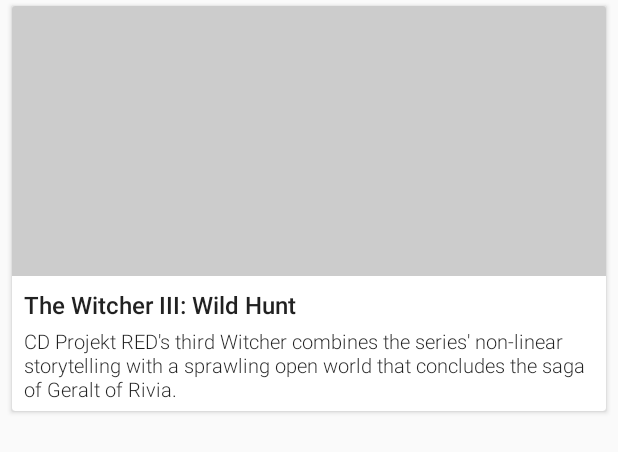
After one commit to nazzko/AndroidDevelopment, an Android app: the layout item_favorite.xml on its own in the app's theme, with its tools: preview values and no code run, on a phone screen of 412 x 824 dp. The commit adds this screen. Shown: the top 452 px of the screen. Run offline under Robolectric (Android 15) with nearby library versions, the phone set to English and light mode, and no system bars.

Commit message:
add sqllite functionality, button add to favorites

```diff
--- /dev/null
+++ b/app/src/main/res/layout/item_favorite.xml
@@ -0,0 +1,64 @@
+<?xml version="1.0" encoding="utf-8"?>
+<android.support.v7.widget.CardView xmlns:android="http://schemas.android.com/apk/res/android"
+    xmlns:app="http://schemas.android.com/apk/res-auto"
+    xmlns:tools="http://schemas.android.com/tools"
+    android:layout_width="match_parent"
+    android:layout_height="270dp"
+    android:layout_marginBottom="4dp"
+    android:layout_marginEnd="8dp"
+    android:layout_marginStart="8dp"
+    android:layout_marginTop="4dp"
+    android:foreground="?attr/selectableItemBackground">
+
+    <LinearLayout
+        android:layout_width="match_parent"
+        android:layout_height="match_parent"
+        android:orientation="vertical">
+
+        <ImageView
+            android:id="@+id/ivPicture"
+            android:layout_width="match_parent"
+            android:layout_height="180dp"
+            android:scaleType="centerCrop"
+            tools:background="#CCC" />
+
+        <LinearLayout
+            android:layout_width="match_parent"
+            android:layout_height="wrap_content">
+
+            <TextView
+                android:id="@+id/tvName"
+                android:layout_width="0dp"
+                android:layout_height="wrap_content"
+                android:layout_marginEnd="8dp"
+                android:layout_weight="9"
+                android:layout_marginStart="8dp"
+                android:layout_marginTop="8dp"
+                android:ellipsize="end"
+                android:fontFamily="sans-serif-medium"
+                android:maxLines="1"
+                android:textColor="@color/textPrimaryDark"
+                android:textSize="16sp"
+                tools:text="The Witcher III: Wild Hunt" />
+
+
+        </LinearLayout>
+
+        <TextView
+            android:id="@+id/tvDeck"
+            android:layout_width="match_parent"
+            android:layout_height="wrap_content"
+            android:layout_marginEnd="8dp"
+            android:layout_marginStart="8dp"
+            android:layout_marginTop="4dp"
+            android:ellipsize="end"
+            android:fontFamily="sans-serif-light"
+            android:maxLines="3"
+            android:textColor="@color/textPrimaryDark"
+            android:textSize="13sp"
+            tools:background="#FFF"
+            tools:text="CD Projekt RED's third Witcher combines the series' non-linear storytelling with a sprawling open world that concludes the saga of Geralt of Rivia." />
+
+    </LinearLayout>
+
+</android.support.v7.widget.CardView>
```
Also changed, not shown: app/src/main/java/com/example/lab2/database/DatabaseAdapter.java (added, +88 -0 lines), app/src/main/java/com/example/lab2/database/DatabaseHelper.java (added, +37 -0 lines), app/src/main/java/com/example/lab2/favorite/FavoriteFragment.java (added, +45 -0 lines), app/src/main/java/com/example/lab2/gamedetails/GameDetailsActivity.java (+11 -0 lines), app/src/main/java/com/example/lab2/network/GbObjectResponse.java (+12 -0 lines), app/src/main/res/layout/activity_game_details.xml (+16 -0 lines), app/src/main/res/layout/fragment_favorite.xml (+4 -7 lines), app/src/main/res/layout/item_developed_game.xml (deleted, +0 -10 lines), app/src/main/assets/gameDB.db (added).
